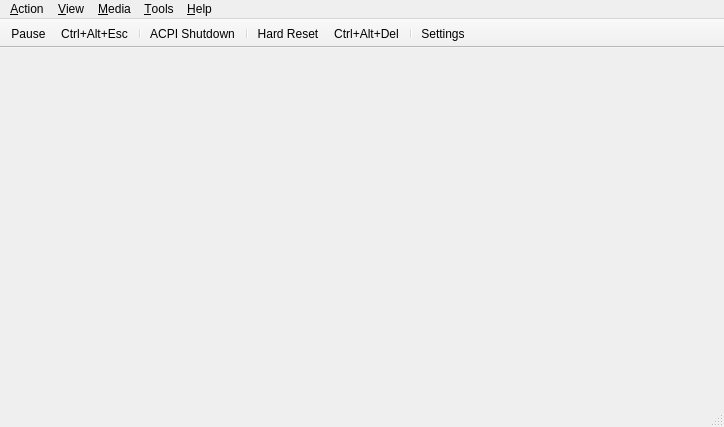
First picture: the form in src/qt/qt_mainwindow.ui, repository 86Box/86Box, before the edit.
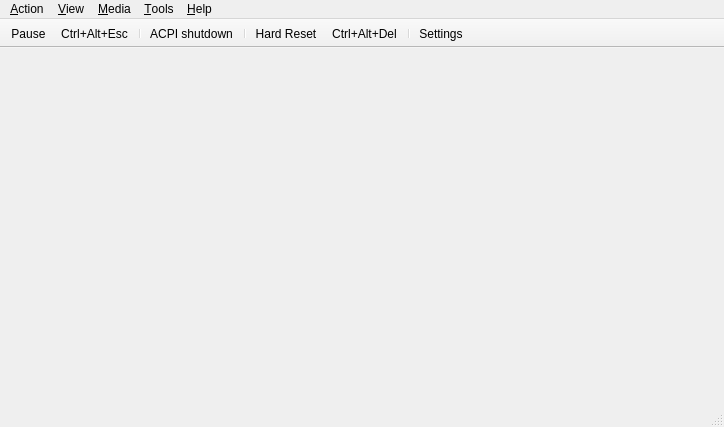
Second picture: the form after the edit. Icons and pictures are not drawn. Custom widgets are drawn as their Qt base class.

```diff
--- a/src/qt/qt_mainwindow.ui
+++ b/src/qt/qt_mainwindow.ui
@@ -754,7 +754,7 @@
      <normaloff>:/menuicons/win/icons/acpi_shutdown.ico</normaloff>:/menuicons/win/icons/acpi_shutdown.ico</iconset>
    </property>
    <property name="text">
-    <string>ACPI Shutdown</string>
+    <string>ACPI shutdown</string>
    </property>
    <property name="toolTip">
     <string>ACPI Shutdown</string>
```
Left out of the diff: 2 changed lines with no effect on the pictures.
